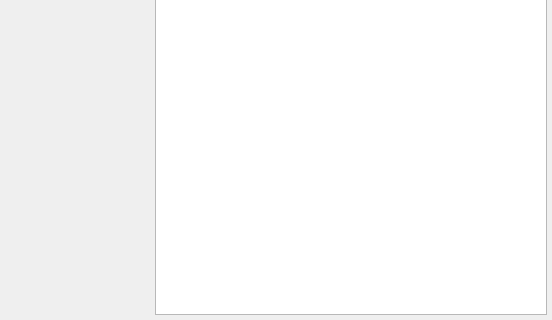
This is main.ui in nekstas/ya-maps-big-task as Qt 5 draws it before an edit; both pictures show x 248 to 800 and y 280 to 600 of the 800 by 600 pixel window. The edited form follows.
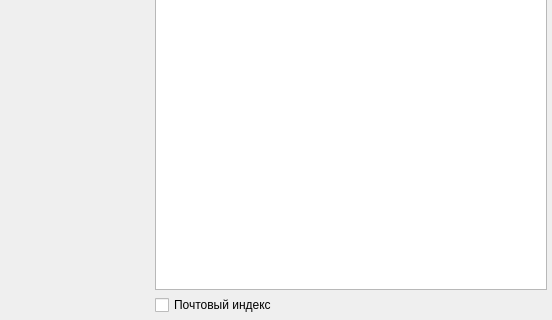
This is the edited form.

Commit message: Задачи 8 - 10. Если нет индекса, то его просто нет

What changed in the file:
```diff
--- a/main.ui
+++ b/main.ui
@@ -50,7 +50,7 @@
      </widget>
     </item>
     <item>
-     <layout class="QVBoxLayout" name="options_layout" stretch="0,0,0,0,0,0">
+     <layout class="QVBoxLayout" name="options_layout" stretch="0,0,0,0,0,0,0">
       <property name="spacing">
        <number>5</number>
       </property>
@@ -138,6 +138,19 @@
         </property>
        </widget>
       </item>
+      <item>
+       <widget class="QCheckBox" name="post_index">
+        <property name="sizePolicy">
+         <sizepolicy hsizetype="Minimum" vsizetype="Fixed">
+          <horstretch>0</horstretch>
+          <verstretch>0</verstretch>
+         </sizepolicy>
+        </property>
+        <property name="text">
+         <string>Почтовый индекс</string>
+        </property>
+       </widget>
+      </item>
      </layout>
     </item>
    </layout>
```
The commit also changes 2 other files.
